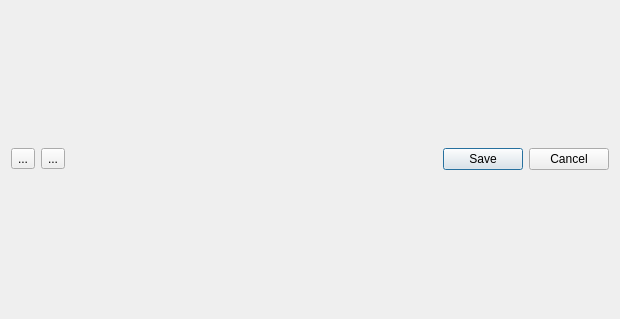
Above: caqtus/gui/condetrol/device_configuration_editors/device_configurations_dialog.ui from light-scattering-iogs/caqtus before the change. Below: the same form after it.
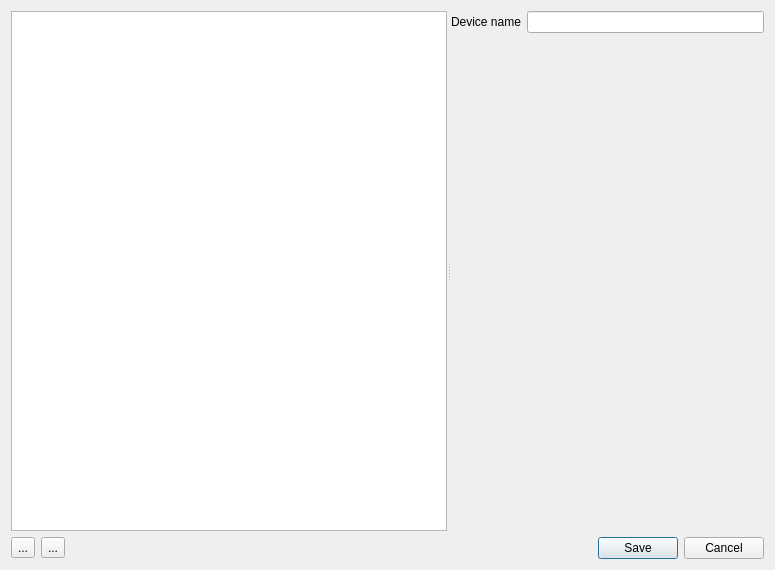
That is the form after the change.

Commit message: Add device server to device configurations dialog

What changed in the file:
```diff
--- a/caqtus/gui/condetrol/device_configuration_editors/device_configurations_dialog.ui
+++ b/caqtus/gui/condetrol/device_configuration_editors/device_configurations_dialog.ui
@@ -6,14 +6,40 @@
    <rect>
     <x>0</x>
     <y>0</y>
-    <width>620</width>
-    <height>319</height>
+    <width>775</width>
+    <height>570</height>
    </rect>
   </property>
   <property name="windowTitle">
    <string>Edit device configurations...</string>
   </property>
   <layout class="QVBoxLayout" name="verticalLayout">
+   <item>
+    <widget class="QSplitter" name="splitter">
+     <property name="orientation">
+      <enum>Qt::Orientation::Horizontal</enum>
+     </property>
+     <widget class="QListView" name="listView"/>
+     <widget class="QWidget" name="device_widget" native="true">
+      <layout class="QVBoxLayout" name="device_layout">
+       <item>
+        <layout class="QFormLayout" name="form_layout">
+         <item row="0" column="0">
+          <widget class="QLabel" name="deviceNameLabel">
+           <property name="text">
+            <string>Device name</string>
+           </property>
+          </widget>
+         </item>
+         <item row="0" column="1">
+          <widget class="QLineEdit" name="deviceNameLineEdit"/>
+         </item>
+        </layout>
+       </item>
+      </layout>
+     </widget>
+    </widget>
+   </item>
    <item>
     <layout class="QHBoxLayout" name="horizontalLayout">
      <property name="spacing">
```
Left out of the diff: 4 changed lines with no effect on the pictures. The commit also changes 5 other files.
